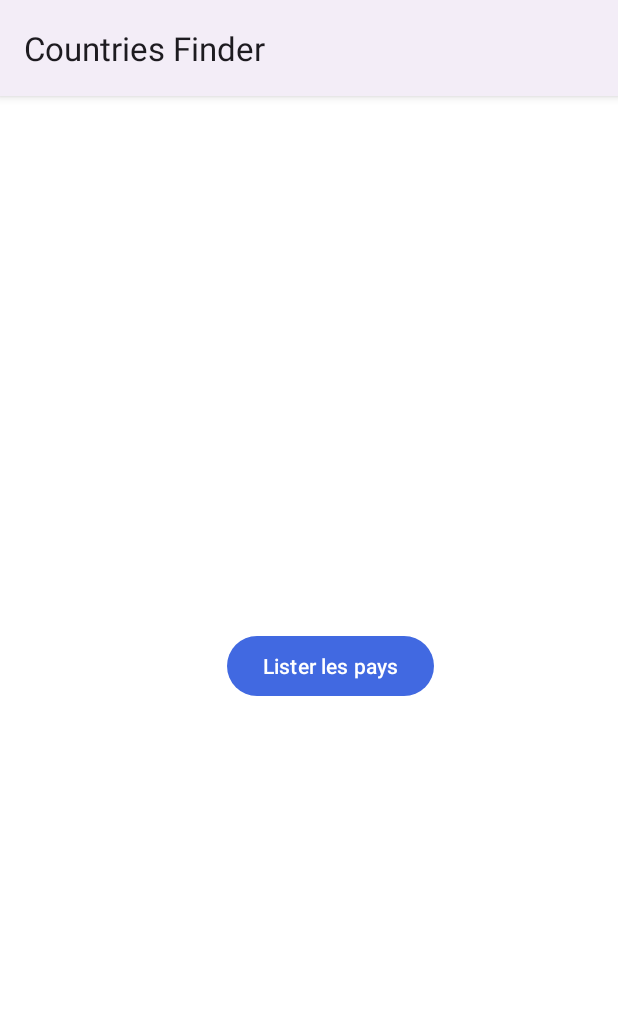
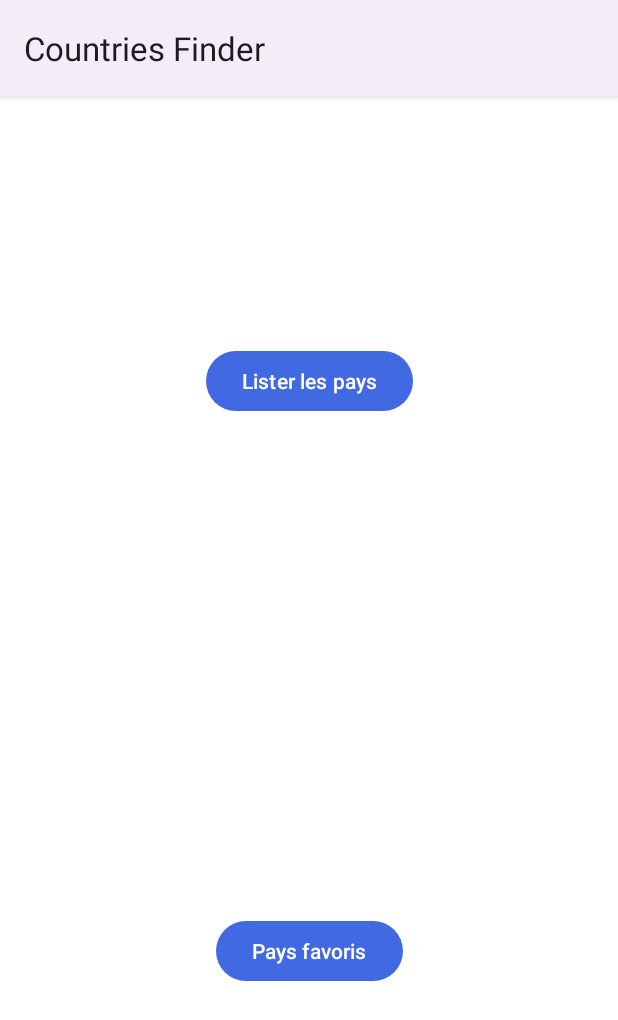
Before and after one commit to Elea54/ProjetMaterielsMobile, an Android app: the screen it shows after launch (HomeActivity), on a phone screen of 412 x 824 dp. Shown: the top 1020 px of the screen. Run offline under Robolectric (Android 15) with nearby library versions, the phone set to English and light mode, and no system bars.

Commit message:
Favoris : liste des favoris + boutons supprimer tous les favoris

```diff
--- a/app/src/main/AndroidManifest.xml
+++ b/app/src/main/AndroidManifest.xml
@@ -29,6 +29,10 @@
             android:label="Countries Finder"
             android:exported="true"/>
         <activity
+            android:name=".ListFavorisActivity"
+            android:label="Countries Finder"
+            android:exported="true"/>
+        <activity
             android:name=".CountryDetailsActivity"
             android:exported="false" />
     </application>
--- a/app/src/main/java/fr/epf/min2/projetandroid/HomeActivity.kt
+++ b/app/src/main/java/fr/epf/min2/projetandroid/HomeActivity.kt
@@ -12,10 +12,16 @@ class HomeActivity : AppCompatActivity() {
         super.onCreate(savedInstanceState)
         setContentView(R.layout.activity_home)
 
-        val homeButton = findViewById<Button>(R.id.home_list_button)
+        val countriesListButton = findViewById<Button>(R.id.home_list_button)
+        val favorisListButton = findViewById<Button>(R.id.favoris_button)
 
-        homeButton.click {
+        countriesListButton.click {
             val intent = Intent(this, ListCountriesActivity::class.java)
+            startActivity(intent)
+        }
+
+        favorisListButton.click {
+            val intent = Intent(this, ListFavorisActivity::class.java)
             startActivity(intent)
         }
 
--- /dev/null
+++ b/app/src/main/res/drawable/baseline_delete_forever_24.xml
@@ -0,0 +1,5 @@
+<vector android:height="24dp" android:tint="#B20000"
+    android:viewportHeight="24" android:viewportWidth="24"
+    android:width="24dp" xmlns:android="http://schemas.android.com/apk/res/android">
+    <path android:fillColor="@android:color/white" android:pathData="M6,19c0,1.1 0.9,2 2,2h8c1.1,0 2,-0.9 2,-2L18,7L6,7v12zM8.46,11.88l1.41,-1.41L12,12.59l2.12,-2.12 1.41,1.41L13.41,14l2.12,2.12 -1.41,1.41L12,15.41l-2.12,2.12 -1.41,-1.41L10.59,14l-2.13,-2.12zM15.5,4l-1,-1h-5l-1,1L5,4v2h14L19,4z"/>
+</vector>
--- a/app/src/main/res/layout/activity_home.xml
+++ b/app/src/main/res/layout/activity_home.xml
@@ -1,9 +1,10 @@
 <?xml version="1.0" encoding="utf-8"?>
 <androidx.constraintlayout.widget.ConstraintLayout xmlns:android="http://schemas.android.com/apk/res/android"
     xmlns:app="http://schemas.android.com/apk/res-auto"
+    xmlns:tools="http://schemas.android.com/tools"
     android:layout_width="match_parent"
     android:layout_height="match_parent"
-    xmlns:tools="http://schemas.android.com/tools"
+    android:layout_gravity="center_horizontal"
     tools:context=".HomeActivity">
 
 
@@ -12,9 +13,26 @@
         android:layout_width="wrap_content"
         android:layout_height="wrap_content"
         android:text="Lister les pays"
+        app:layout_constraintTop_toTopOf="parent"
+        app:layout_constraintBottom_toTopOf="@+id/guideline"
+        app:layout_constraintStart_toStartOf="parent"
+        app:layout_constraintEnd_toEndOf="parent" />
+
+    <Button
+        android:id="@+id/favoris_button"
+        android:layout_width="wrap_content"
+        android:layout_height="wrap_content"
+        android:text="Pays favoris"
+        app:layout_constraintTop_toBottomOf="@+id/guideline"
         app:layout_constraintBottom_toBottomOf="parent"
-        app:layout_constraintEnd_toEndOf="parent"
-        app:layout_constraintHorizontal_bias="0.553"
         app:layout_constraintStart_toStartOf="parent"
-        app:layout_constraintTop_toTopOf="parent" />
+        app:layout_constraintEnd_toEndOf="parent" />
+
+    <androidx.constraintlayout.widget.Guideline
+        android:id="@+id/guideline"
+        android:layout_width="wrap_content"
+        android:layout_height="wrap_content"
+        android:orientation="horizontal"
+        app:layout_constraintGuide_percent="0.5" />
+
 </androidx.constraintlayout.widget.ConstraintLayout>
```
Also changed, not shown: app/src/main/java/fr/epf/min2/projetandroid/ListFavorisActivity.kt (added, +69 -0 lines), app/src/main/res/menu/delete_favoris_menu.xml (added, +10 -0 lines).
